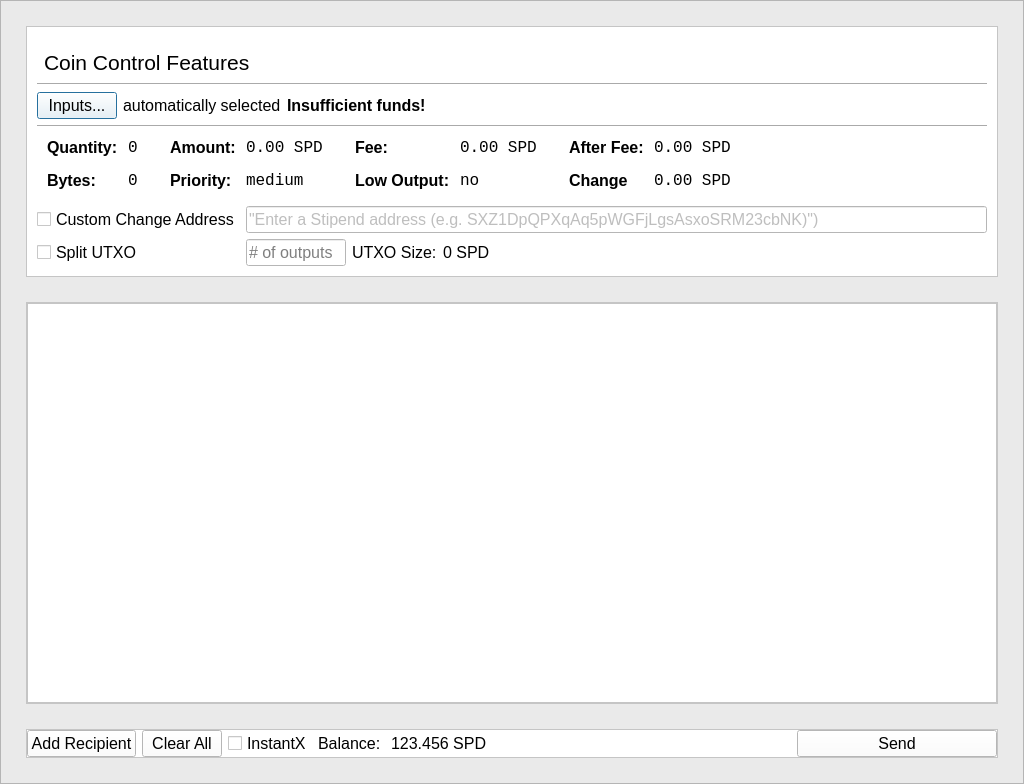
Above: src/qt/forms/sendcoinsdialog.ui from Stipend-Developer/stipend before the change. Below: the same form after it.
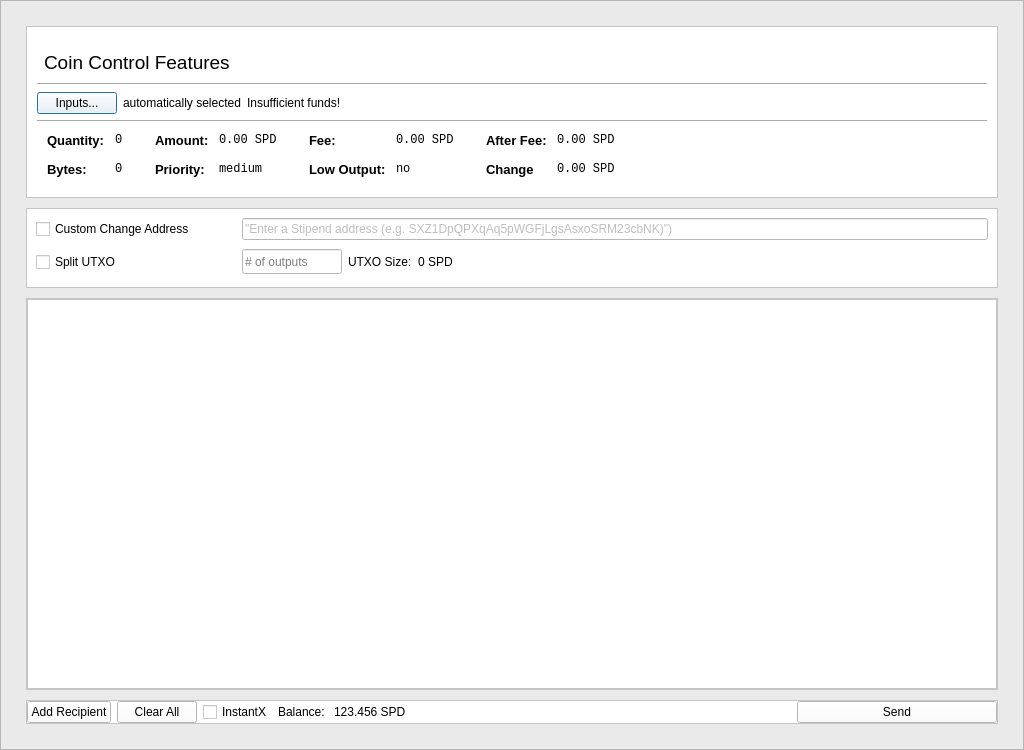
That is the form after the change.

Commit message: Modify fonts to render properly on Windows

What changed in the file:
```diff
--- a/src/qt/forms/sendcoinsdialog.ui
+++ b/src/qt/forms/sendcoinsdialog.ui
@@ -10,6 +10,18 @@
     <height>750</height>
    </rect>
   </property>
+  <property name="minimumSize">
+   <size>
+    <width>1024</width>
+    <height>750</height>
+   </size>
+  </property>
+  <property name="maximumSize">
+   <size>
+    <width>16777215</width>
+    <height>16777215</height>
+   </size>
+  </property>
   <property name="windowTitle">
    <string>Send Coins</string>
   </property>
@@ -54,7 +66,7 @@
       <item>
        <layout class="QVBoxLayout" name="verticalLayout_2">
         <property name="spacing">
-         <number>25</number>
+         <number>10</number>
         </property>
         <item>
          <widget class="QFrame" name="frameCoinControl">
@@ -67,7 +79,7 @@
           <property name="maximumSize">
            <size>
             <width>16777215</width>
-            <height>16777215</height>
+            <height>230</height>
            </size>
           </property>
           <property name="styleSheet">
@@ -156,7 +168,7 @@
                      <widget class="QLabel" name="labelCoinControlFeatures">
                       <property name="font">
                        <font>
-                        <pointsize>16</pointsize>
+                        <pointsize>14</pointsize>
                        </font>
                       </property>
                       <property name="styleSheet">
@@ -184,11 +196,6 @@
                 <layout class="QHBoxLayout" name="horizontalLayout_6">
                  <item>
                   <widget class="QPushButton" name="pushButtonCoinControl">
-                   <property name="font">
-                    <font>
-                     <pointsize>12</pointsize>
-                    </font>
-                   </property>
                    <property name="text">
                     <string>Inputs...</string>
                    </property>
@@ -196,11 +203,6 @@
                  </item>
                  <item>
                   <widget class="QLabel" name="labelCoinControlAutomaticallySelected">
-                   <property name="font">
-                    <font>
-                     <pointsize>12</pointsize>
-                    </font>
-                   </property>
                    <property name="text">
                     <string>automatically selected</string>
                    </property>
@@ -299,13 +301,6 @@
                      </disabled>
                     </palette>
                    </property>
-                   <property name="font">
-                    <font>
-                     <pointsize>12</pointsize>
-                     <weight>75</weight>
-                     <bold>true</bold>
-                    </font>
-                   </property>
                    <property name="styleSheet">
                     <string notr="true">font-color: red;</string>
                    </property>
@@ -336,6 +331,8 @@
                  </property>
                 </widget>
                </item>
+              </layout>
+             </item>
                <item>
                 <widget class="QWidget" name="widgetCoinControl" native="true">
                  <property name="sizePolicy">
@@ -404,7 +401,7 @@
                        <widget class="QLabel" name="labelCoinControlQuantityText">
                         <property name="font">
                          <font>
-                          <pointsize>12</pointsize>
+                        <pointsize>10</pointsize>
                           <weight>75</weight>
                           <bold>true</bold>
                          </font>
@@ -425,7 +422,7 @@
                         <property name="font">
                          <font>
                           <family>Monospace</family>
-                          <pointsize>12</pointsize>
+                        <pointsize>9</pointsize>
                          </font>
                         </property>
                         <property name="cursor">
@@ -449,7 +446,7 @@
                        <widget class="QLabel" name="labelCoinControlBytesText">
                         <property name="font">
                          <font>
-                          <pointsize>12</pointsize>
+                        <pointsize>10</pointsize>
                           <weight>75</weight>
                           <bold>true</bold>
                          </font>
@@ -467,7 +464,7 @@
                         <property name="font">
                          <font>
                           <family>Monospace</family>
-                          <pointsize>12</pointsize>
+                        <pointsize>9</pointsize>
                          </font>
                         </property>
                         <property name="cursor">
@@ -507,7 +504,7 @@
                        <widget class="QLabel" name="labelCoinControlAmountText">
                         <property name="font">
                          <font>
-                          <pointsize>12</pointsize>
+                        <pointsize>10</pointsize>
                           <weight>75</weight>
                           <bold>true</bold>
                          </font>
@@ -528,7 +525,7 @@
                         <property name="font">
                          <font>
                           <family>Monospace</family>
-                          <pointsize>12</pointsize>
+                        <pointsize>9</pointsize>
                          </font>
                         </property>
                         <property name="cursor">
@@ -549,7 +546,7 @@
                        <widget class="QLabel" name="labelCoinControlPriorityText">
                         <property name="font">
                          <font>
-                          <pointsize>12</pointsize>
+                        <pointsize>10</pointsize>
                           <weight>75</weight>
                           <bold>true</bold>
                          </font>
@@ -567,7 +564,7 @@
                         <property name="font">
                          <font>
                           <family>Monospace</family>
-                          <pointsize>12</pointsize>
+                        <pointsize>9</pointsize>
                          </font>
                         </property>
                         <property name="cursor">
@@ -607,7 +604,7 @@
                        <widget class="QLabel" name="labelCoinControlFeeText">
                         <property name="font">
                          <font>
-                          <pointsize>12</pointsize>
+                        <pointsize>10</pointsize>
                           <weight>75</weight>
                           <bold>true</bold>
                          </font>
@@ -628,7 +625,7 @@
                         <property name="font">
                          <font>
                           <family>Monospace</family>
-                          <pointsize>12</pointsize>
+                        <pointsize>9</pointsize>
                          </font>
                         </property>
                         <property name="cursor">
@@ -649,7 +646,7 @@
                        <widget class="QLabel" name="labelCoinControlLowOutputText">
                         <property name="font">
                          <font>
-                          <pointsize>12</pointsize>
+                        <pointsize>10</pointsize>
                           <weight>75</weight>
                           <bold>true</bold>
                          </font>
@@ -667,7 +664,7 @@
                         <property name="font">
                          <font>
                           <family>Monospace</family>
-                          <pointsize>12</pointsize>
+                        <pointsize>9</pointsize>
                          </font>
                         </property>
                         <property name="cursor">
@@ -707,7 +704,7 @@
                        <widget class="QLabel" name="labelCoinControlAfterFeeText">
                         <property name="font">
                          <font>
-                          <pointsize>12</pointsize>
+                        <pointsize>10</pointsize>
                           <weight>75</weight>
                           <bold>true</bold>
                          </font>
@@ -728,7 +725,7 @@
                         <property name="font">
                          <font>
                           <family>Monospace</family>
-                          <pointsize>12</pointsize>
+                        <pointsize>9</pointsize>
                          </font>
                         </property>
                         <property name="cursor">
@@ -749,7 +746,7 @@
                        <widget class="QLabel" name="labelCoinControlChangeText">
                         <property name="font">
                          <font>
-                          <pointsize>12</pointsize>
+                        <pointsize>10</pointsize>
                           <weight>75</weight>
                           <bold>true</bold>
                          </font>
@@ -767,7 +764,7 @@
                         <property name="font">
                          <font>
                           <family>Monospace</family>
-                          <pointsize>12</pointsize>
+                        <pointsize>9</pointsize>
                          </font>
                         </property>
                         <property name="cursor">
@@ -791,7 +788,36 @@
                  </layout>
                 </widget>
                </item>
+            </layout>
+           </item>
+          </layout>
+         </widget>
+        </item>
                <item>
+         <widget class="QFrame" name="frame_2">
+          <property name="minimumSize">
+           <size>
+            <width>0</width>
+            <height>20</height>
+           </size>
+          </property>
+          <property name="maximumSize">
+           <size>
+            <width>16777215</width>
+            <height>80</height>
+           </size>
+          </property>
+          <property name="styleSheet">
+           <string notr="true">background-color: #fff;</string>
+          </property>
+          <property name="frameShape">
+           <enum>QFrame::StyledPanel</enum>
+          </property>
+          <property name="frameShadow">
+           <enum>QFrame::Raised</enum>
+          </property>
+          <layout class="QGridLayout" name="gridLayout">
+           <item row="0" column="0">
                 <layout class="QGridLayout" name="gridLayout_4">
                  <property name="leftMargin">
                   <number>0</number>
@@ -801,11 +827,6 @@
                  </property>
                  <item row="0" column="0">
                   <widget class="QCheckBox" name="checkBoxCoinControlChange">
-                   <property name="font">
-                    <font>
-                     <pointsize>12</pointsize>
-                    </font>
-                   </property>
                    <property name="text">
                     <string>Custom Change Address</string>
                    </property>
@@ -824,20 +845,15 @@
                      <property name="minimumSize">
                       <size>
                        <width>100</width>
-                       <height>0</height>
+                   <height>20</height>
                       </size>
                      </property>
                      <property name="maximumSize">
                       <size>
                        <width>100</width>
-                       <height>16777215</height>
-                      </size>
-                     </property>
-                     <property name="font">
-                      <font>
-                       <pointsize>12</pointsize>
-                      </font>
-                     </property>
+                   <height>25</height>
+                  </size>
+                 </property>
                      <property name="placeholderText">
                       <string># of outputs</string>
                      </property>
@@ -845,11 +861,6 @@
                    </item>
                    <item>
                     <widget class="QLabel" name="labelBlockSizeText">
-                     <property name="font">
-                      <font>
-                       <pointsize>12</pointsize>
-                      </font>
-                     </property>
                      <property name="text">
                       <string>UTXO Size:</string>
                      </property>
@@ -857,11 +868,6 @@
                    </item>
                    <item>
                     <widget class="QLabel" name="labelBlockSize">
-                     <property name="font">
-                      <font>
-                       <pointsize>12</pointsize>
-                      </font>
-                     </property>
                      <property name="text">
                       <string>0 SPD</string>
                      </property>
@@ -894,11 +900,6 @@
                        <height>0</height>
                       </size>
                      </property>
-                     <property name="font">
-                      <font>
-                       <pointsize>12</pointsize>
-                      </font>
-                     </property>
                      <property name="text">
                       <string/>
                      </property>
@@ -922,10 +923,17 @@
                        <verstretch>0</verstretch>
                       </sizepolicy>
                      </property>
-                     <property name="font">
-                      <font>
-                       <pointsize>12</pointsize>
-                      </font>
+                 <property name="minimumSize">
+                  <size>
+                   <width>0</width>
+                   <height>0</height>
+                  </size>
+                 </property>
+                 <property name="maximumSize">
+                  <size>
+                   <width>16777215</width>
+                   <height>25</height>
+                  </size>
                      </property>
                      <property name="text">
                       <string>&quot;Enter a Stipend address (e.g. SXZ1DpQPXqAq5pWGFjLgsAsxoSRM23cbNK)&quot;)</string>
@@ -954,11 +962,6 @@
                      <height>16777215</height>
                     </size>
                    </property>
-                   <property name="font">
-                    <font>
-                     <pointsize>12</pointsize>
-                    </font>
-                   </property>
                    <property name="text">
                     <string>Split UTXO</string>
                    </property>
@@ -967,18 +970,20 @@
                 </layout>
                </item>
               </layout>
-             </item>
-            </layout>
-           </item>
-          </layout>
          </widget>
         </item>
         <item>
          <widget class="QFrame" name="frame_3">
+          <property name="minimumSize">
+           <size>
+            <width>0</width>
+            <height>300</height>
+           </size>
+          </property>
           <property name="maximumSize">
            <size>
             <width>16777215</width>
-            <height>500</height>
+            <height>16777215</height>
            </size>
           </property>
           <property name="styleSheet">
@@ -1010,7 +1015,7 @@
                <property name="minimumSize">
                 <size>
                  <width>0</width>
-                 <height>400</height>
+                 <height>0</height>
                 </size>
                </property>
                <property name="widgetResizable">
@@ -1022,10 +1027,22 @@
                   <x>0</x>
                   <y>0</y>
                   <width>964</width>
-                  <height>398</height>
+                  <height>372</height>
                  </rect>
                 </property>
                 <layout class="QVBoxLayout" name="verticalLayout_9">
+                 <property name="leftMargin">
+                  <number>10</number>
+                 </property>
+                 <property name="topMargin">
+                  <number>10</number>
+                 </property>
+                 <property name="rightMargin">
+                  <number>10</number>
+                 </property>
+                 <property name="bottomMargin">
+                  <number>10</number>
+                 </property>
                  <item>
                   <layout class="QVBoxLayout" name="entries"/>
                  </item>
@@ -1085,11 +1102,6 @@
             <layout class="QHBoxLayout" name="horizontalLayout">
              <item>
               <widget class="QPushButton" name="addButton">
-               <property name="font">
-                <font>
-                 <pointsize>12</pointsize>
-                </font>
-               </property>
                <property name="text">
                 <string>Add Recipient</string>
                </property>
@@ -1097,11 +1109,6 @@
              </item>
              <item>
               <widget class="QPushButton" name="clearButton">
-               <property name="font">
-                <font>
-                 <pointsize>12</pointsize>
-                </font>
-               </property>
                <property name="text">
                 <string>Clear All</string>
                </property>
@@ -1111,11 +1118,6 @@
               <layout class="QHBoxLayout" name="horizontalLayout_3">
                <item>
                 <widget class="QCheckBox" name="checkInstantX">
-                 <property name="font">
-                  <font>
-                   <pointsize>12</pointsize>
-                  </font>
-                 </property>
                  <property name="text">
                   <string>InstantX</string>
                  </property>
@@ -1123,11 +1125,6 @@
                </item>
                <item>
                 <widget class="QLabel" name="label">
-                 <property name="font">
-                  <font>
-                   <pointsize>12</pointsize>
-                  </font>
-                 </property>
                  <property name="text">
                   <string>Balance: </string>
                  </property>
@@ -1135,11 +1132,6 @@
                </item>
                <item>
                 <widget class="QLabel" name="labelBalance">
-                 <property name="font">
-                  <font>
-                   <pointsize>12</pointsize>
-                  </font>
-                 </property>
                  <property name="text">
                   <string>123.456 SPD</string>
                  </property>
@@ -1168,11 +1160,6 @@
                  <height>0</height>
                 </size>
                </property>
-               <property name="font">
-                <font>
-                 <pointsize>12</pointsize>
-                </font>
-               </property>
                <property name="text">
                 <string>Send</string>
                </property>
```
Lines whose indentation alone changed are shown as unchanged. The commit also changes 4 other files.
